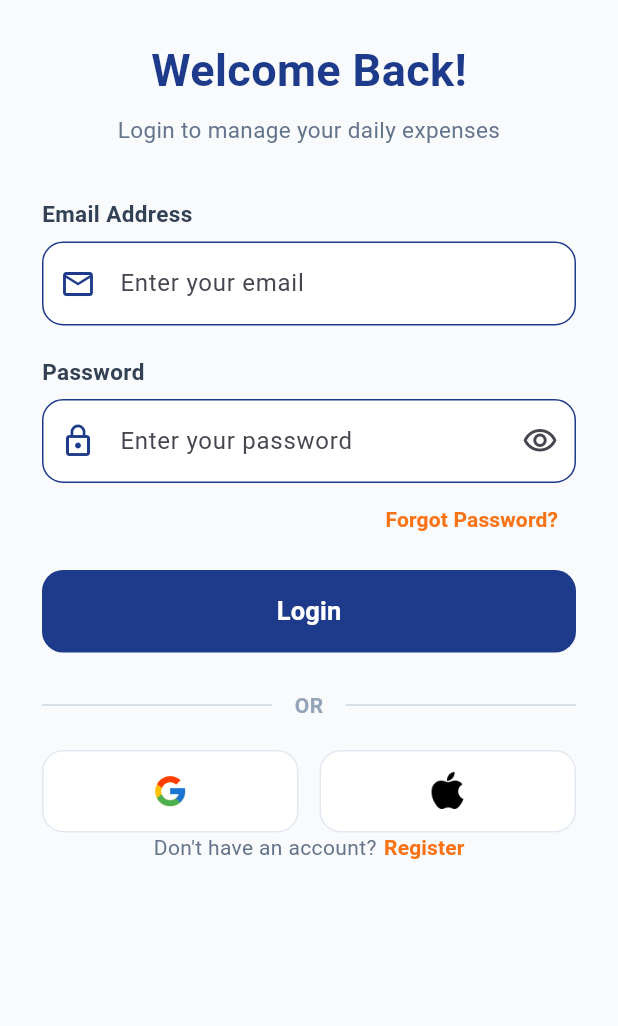
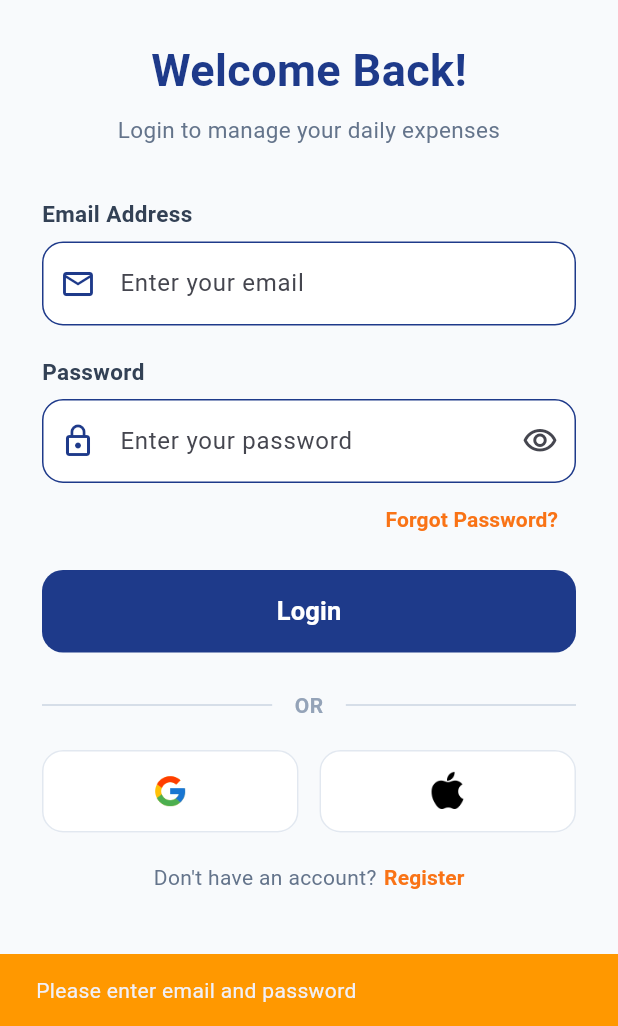
Before and after one commit to DevHirusha/Daily-Expenses-Tracker, a Flutter app: the LoginScreen screen opened directly, after a tap on "Login", on a phone screen of 412 x 824 dp, the part 210-1236 px from its top. Run offline on Flutter 3.47's test engine with Material 3 defaults, Android fonts, the phone set to English and light mode, and no system bars.

Commit message:
feat(auth): add login screen with API integration and session handling
Implement LoginScreen for user authentication with email and password.

- Add email + password fields with validation (empty check, email regex)
- Integrate ApiService.login() and extract `token` + `email` from response
- Navigate to HomeScreen with session data on successful login
- Handle loading, error, and success states via SnackBar feedback
- Add show/hide password toggle and keyboard submit (done action)
- Add navigation links to RegisterScreen and ForgotPasswordScreen
- Add placeholder Google and Apple login buttons

```diff
--- a/lib/screens/login_screen.dart
+++ b/lib/screens/login_screen.dart
@@ -1,7 +1,8 @@
 import 'package:flutter/material.dart';
 import 'register_screen.dart';
 import 'forgot_password_screen.dart';
-
+import 'home_screen.dart';
+import '../services/api_service.dart';
 
 class LoginScreen extends StatefulWidget {
   const LoginScreen({super.key});
@@ -12,6 +13,7 @@ class LoginScreen extends StatefulWidget {
 
 class _LoginScreenState extends State<LoginScreen> {
   bool _obscurePassword = true;
+  bool _isLoading = false;
 
   final TextEditingController _emailController = TextEditingController();
   final TextEditingController _passwordController = TextEditingController();
@@ -23,24 +25,81 @@ class _LoginScreenState extends State<LoginScreen> {
     super.dispose();
   }
 
+  void _showSnack(String msg, Color color) {
+    ScaffoldMessenger.of(context).showSnackBar(
+      SnackBar(content: Text(msg), backgroundColor: color),
+    );
+  }
+
+  Future<void> _handleLogin() async {
+    final email = _emailController.text.trim();
+    final password = _passwordController.text;
+
+    if (email.isEmpty || password.isEmpty) {
+      _showSnack('Please enter email and password', Colors.orange);
+      return;
+    }
+
+    final emailRegex = RegExp(r'^[\w\.\-]+@([\w\-]+\.)+[a-zA-Z]{2,}$');
+    if (!emailRegex.hasMatch(email)) {
+      _showSnack('Please enter a valid email address', Colors.orange);
+      return;
+    }
+
+    setState(() => _isLoading = true);
+
+    try {
+      final data = await ApiService.login(
+        email: email,
+        password: password,
+      );
+
+      final token = data['token']?.toString();
+      final returnedEmail = data['email']?.toString() ?? email;
+
+      if (token == null || token.isEmpty) {
+        throw Exception('Login response did not include a token');
+      }
+
+      if (!mounted) return;
+
+      _showSnack('Login successful', Colors.green);
+
+      // Navigate to Home and pass the session data
+      Navigator.pushReplacement(
+        context,
+        MaterialPageRoute(
+          builder: (_) => HomeScreen(
+            email: returnedEmail,
+            token: token,
+          ),
+        ),
+      );
+    } catch (e) {
+      if (!mounted) return;
+      _showSnack(
+        e.toString().replaceFirst('Exception: ', ''),
+        Colors.red,
+      );
+    } finally {
+      if (mounted) setState(() => _isLoading = false);
+    }
+  }
+
   @override
   Widget build(BuildContext context) {
     return Scaffold(
       backgroundColor: const Color(0xFFF8FAFC),
-
       body: SafeArea(
         child: SingleChildScrollView(
           child: Padding(
             padding: const EdgeInsets.symmetric(horizontal: 28),
-
             child: Column(
               crossAxisAlignment: CrossAxisAlignment.start,
               children: [
                 const SizedBox(height: 40),
 
-
                 // Logo
-
                 Center(
                   child: Image.asset(
                     'assets/images/logo.png',
@@ -52,9 +111,7 @@ class _LoginScreenState extends State<LoginScreen> {
 
                 const SizedBox(height: 25),
 
-
                 // Welcome Text
-
                 const Center(
                   child: Text(
                     'Welcome Back!',
@@ -81,9 +138,7 @@ class _LoginScreenState extends State<LoginScreen> {
 
                 const SizedBox(height: 35),
 
-
                 // Email Label
-
                 const Text(
                   'Email Address',
                   style: TextStyle(
@@ -95,35 +150,27 @@ class _LoginScreenState extends State<LoginScreen> {
 
                 const SizedBox(height: 8),
 
-
                 // Email Field
-
                 TextField(
                   controller: _emailController,
                   keyboardType: TextInputType.emailAddress,
+                  textInputAction: TextInputAction.next,
                   decoration: InputDecoration(
                     hintText: 'Enter your email',
-
                     prefixIcon: const Icon(
                       Icons.email_outlined,
                       color: Color(0xFF1E3A8A),
                     ),
-
                     filled: true,
                     fillColor: Colors.white,
-
                     border: OutlineInputBorder(
                       borderRadius: BorderRadius.circular(14),
                       borderSide: BorderSide.none,
                     ),
-
                     enabledBorder: OutlineInputBorder(
                       borderRadius: BorderRadius.circular(14),
-                      borderSide: const BorderSide(
-                        color: Color(0xFF1E3A8A),
-                      ),
+                      borderSide: const BorderSide(color: Color(0xFF1E3A8A)),
                     ),
-
                     focusedBorder: OutlineInputBorder(
                       borderRadius: BorderRadius.circular(14),
                       borderSide: const BorderSide(
@@ -136,9 +183,7 @@ class _LoginScreenState extends State<LoginScreen> {
 
                 const SizedBox(height: 20),
 
-
                 // Password Label
-
                 const Text(
                   'Password',
                   style: TextStyle(
@@ -150,20 +195,18 @@ class _LoginScreenState extends State<LoginScreen> {
 
                 const SizedBox(height: 8),
 
-
                 // Password Field
-
                 TextField(
                   controller: _passwordController,
                   obscureText: _obscurePassword,
+                  textInputAction: TextInputAction.done,
+                  onSubmitted: (_) => _handleLogin(),
                   decoration: InputDecoration(
                     hintText: 'Enter your password',
-
                     prefixIcon: const Icon(
                       Icons.lock_outline,
                       color: Color(0xFF1E3A8A),
                     ),
-
                     suffixIcon: IconButton(
                       onPressed: () {
                         setState(() {
@@ -176,22 +219,16 @@ class _LoginScreenState extends State<LoginScreen> {
                             : Icons.visibility_off_outlined,
                       ),
                     ),
-
                     filled: true,
                     fillColor: Colors.white,
-
                     border: OutlineInputBorder(
                       borderRadius: BorderRadius.circular(14),
                       borderSide: BorderSide.none,
                     ),
-
                     enabledBorder: OutlineInputBorder(
                       borderRadius: BorderRadius.circular(14),
-                      borderSide: const BorderSide(
-                        color: Color(0xFF1E3A8A),
-                      ),
+                      borderSide: const BorderSide(color: Color(0xFF1E3A8A)),
                     ),
-
                     focusedBorder: OutlineInputBorder(
                       borderRadius: BorderRadius.circular(14),
                       borderSide: const BorderSide(
@@ -202,9 +239,7 @@ class _LoginScreenState extends State<LoginScreen> {
                   ),
                 ),
 
-
                 // Forgot Password
-
                 Align(
                   alignment: Alignment.centerRight,
                   child: TextButton(
@@ -212,7 +247,7 @@ class _LoginScreenState extends State<LoginScreen> {
                       Navigator.push(
                         context,
                         MaterialPageRoute(
-                          builder: (context) => const ForgotPasswordScreen(),
+                          builder: (_) => const ForgotPasswordScreen(),
                         ),
                       );
                     },
@@ -228,16 +263,12 @@ class _LoginScreenState extends State<LoginScreen> {
 
                 const SizedBox(height: 10),
 
-
                 // Login Button
-
                 SizedBox(
                   width: double.infinity,
                   height: 55,
                   child: ElevatedButton(
-                    onPressed: () {
-                      // Login API
-                    },
+                    onPressed: _isLoading ? null : _handleLogin,
                     style: ElevatedButton.styleFrom(
                       backgroundColor: const Color(0xFF1E3A8A),
                       foregroundColor: Colors.white,
@@ -246,7 +277,16 @@ class _LoginScreenState extends State<LoginScreen> {
                         borderRadius: BorderRadius.circular(14),
                       ),
                     ),
-                    child: const Text(
+                    child: _isLoading
+                        ? const SizedBox(
+                      width: 24,
+                      height: 24,
+                      child: CircularProgressIndicator(
+                        color: Colors.white,
+                        strokeWidth: 2.5,
+                      ),
+                    )
+                        : const Text(
                       'Login',
                       style: TextStyle(
                         fontSize: 17,
@@ -258,18 +298,11 @@ class _LoginScreenState extends State<LoginScreen> {
 
                 const SizedBox(height: 25),
 
-
                 // OR Divider
-
                 Row(
-                  children: [
-                    const Expanded(
-                      child: Divider(
-                        color: Color(0xFFCBD5E1),
-                      ),
-                    ),
-
-                    const Padding(
+                  children: const [
+                    Expanded(child: Divider(color: Color(0xFFCBD5E1))),
+                    Padding(
                       padding: EdgeInsets.symmetric(horizontal: 15),
                       child: Text(
                         'OR',
@@ -279,37 +312,25 @@ class _LoginScreenState extends State<LoginScreen> {
                         ),
                       ),
                     ),
-
-                    const Expanded(
-                      child: Divider(
-                        color: Color(0xFFCBD5E1),
-                      ),
-                    ),
+                    Expanded(child: Divider(color: Color(0xFFCBD5E1))),
                   ],
                 ),
 
                 const SizedBox(height: 20),
 
-
                 // Google + Apple Buttons
-
                 Row(
                   children: [
-
-                    // Google Login
-
                     Expanded(
                       child: SizedBox(
                         height: 55,
                         child: OutlinedButton(
                           onPressed: () {
-                            // Google Login
+                            // TODO: Google login
                           },
                           style: OutlinedButton.styleFrom(
                             backgroundColor: Colors.white,
-                            side: const BorderSide(
-                              color: Color(0xFFE2E8F0),
-                            ),
+                            side: const BorderSide(color: Color(0xFFE2E8F0)),
                             shape: RoundedRectangleBorder(
                               borderRadius: BorderRadius.circular(14),
                             ),
@@ -323,24 +344,17 @@ class _LoginScreenState extends State<LoginScreen> {
                         ),
                       ),
                     ),
-
                     const SizedBox(width: 14),
-
-
-                    // Apple Login
-
                     Expanded(
                       child: SizedBox(
                         height: 55,
                         child: OutlinedButton(
                           onPressed: () {
-                            // Apple Login
+                            // TODO: Apple login
                           },
                           style: OutlinedButton.styleFrom(
                             backgroundColor: Colors.white,
-                            side: const BorderSide(
-                              color: Color(0xFFE2E8F0),
-                            ),
+                            side: const BorderSide(color: Color(0xFFE2E8F0)),
                             shape: RoundedRectangleBorder(
                               borderRadius: BorderRadius.circular(14),
                             ),
@@ -356,8 +370,10 @@ class _LoginScreenState extends State<LoginScreen> {
                     ),
                   ],
                 ),
-                // Register
 
+                const SizedBox(height: 20),
+
+                // Register link
                 Row(
                   mainAxisAlignment: MainAxisAlignment.center,
                   children: [
@@ -368,13 +384,12 @@ class _LoginScreenState extends State<LoginScreen> {
                         fontSize: 14,
                       ),
                     ),
-
                     TextButton(
                       onPressed: () {
                         Navigator.push(
                           context,
                           MaterialPageRoute(
-                            builder: (context) => const RegisterScreen(),
+                            builder: (_) => const RegisterScreen(),
                           ),
                         );
                       },
```
